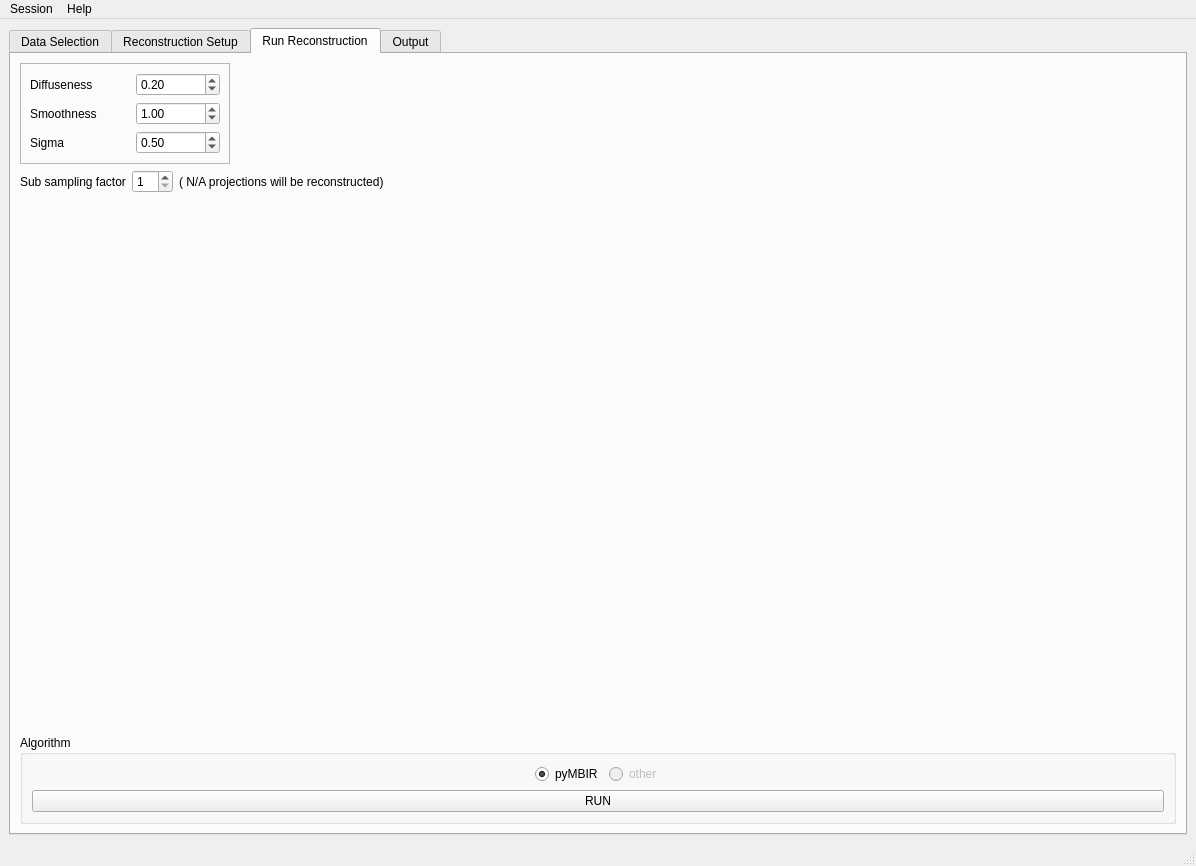
ornlneutronimaging/pyMBIR_UI, file src/pyMBIR_UI/ui/main_application.ui: the form before one commit.
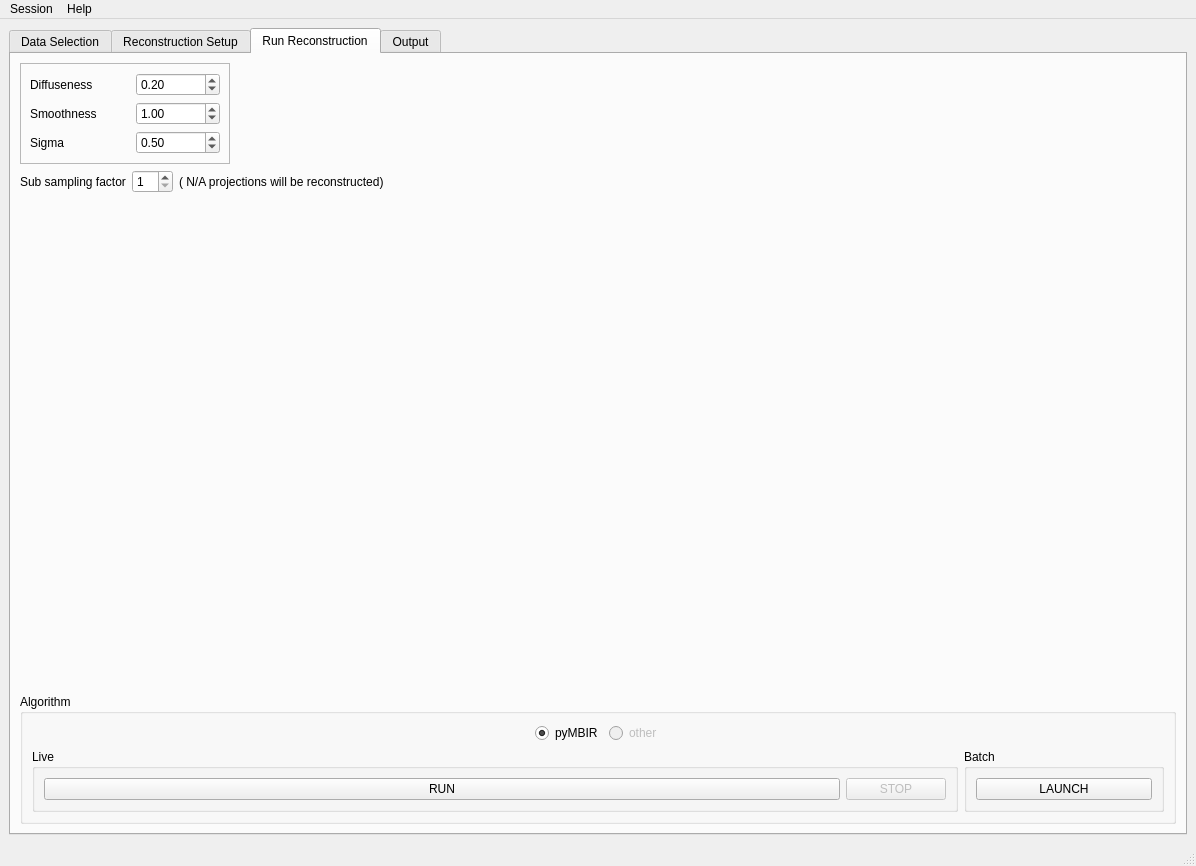
The form after the commit. Icons and pictures are not drawn.

Commit message: Find the way to stop the threads. this refs #29

Patch:
```diff
--- a/src/pyMBIR_UI/ui/main_application.ui
+++ b/src/pyMBIR_UI/ui/main_application.ui
@@ -1011,11 +1011,74 @@
             </layout>
            </item>
            <item>
-            <widget class="QPushButton" name="reconstruction_run_pushButton">
-             <property name="text">
-              <string>RUN</string>
-             </property>
-            </widget>
+            <layout class="QHBoxLayout" name="horizontalLayout_14">
+             <item>
+              <widget class="QGroupBox" name="groupBox_4">
+               <property name="title">
+                <string>Live</string>
+               </property>
+               <layout class="QHBoxLayout" name="horizontalLayout_15">
+                <item>
+                 <widget class="QPushButton" name="reconstruction_run_pushButton">
+                  <property name="text">
+                   <string>RUN</string>
+                  </property>
+                 </widget>
+                </item>
+                <item>
+                 <widget class="QPushButton" name="reconstruction_stop_pushButton">
+                  <property name="enabled">
+                   <bool>false</bool>
+                  </property>
+                  <property name="minimumSize">
+                   <size>
+                    <width>100</width>
+                    <height>0</height>
+                   </size>
+                  </property>
+                  <property name="maximumSize">
+                   <size>
+                    <width>100</width>
+                    <height>16777215</height>
+                   </size>
+                  </property>
+                  <property name="text">
+                   <string>STOP</string>
+                  </property>
+                 </widget>
+                </item>
+               </layout>
+              </widget>
+             </item>
+             <item>
+              <widget class="QGroupBox" name="groupBox_5">
+               <property name="minimumSize">
+                <size>
+                 <width>200</width>
+                 <height>0</height>
+                </size>
+               </property>
+               <property name="maximumSize">
+                <size>
+                 <width>200</width>
+                 <height>16777215</height>
+                </size>
+               </property>
+               <property name="title">
+                <string>Batch</string>
+               </property>
+               <layout class="QHBoxLayout" name="horizontalLayout_16">
+                <item>
+                 <widget class="QPushButton" name="reconstruction_launch_pushButton">
+                  <property name="text">
+                   <string>LAUNCH</string>
+                  </property>
+                 </widget>
+                </item>
+               </layout>
+              </widget>
+             </item>
+            </layout>
            </item>
           </layout>
          </widget>
```
Left out of the diff: 67 changed lines with no effect on the pictures. The commit also changes 3 other files.
